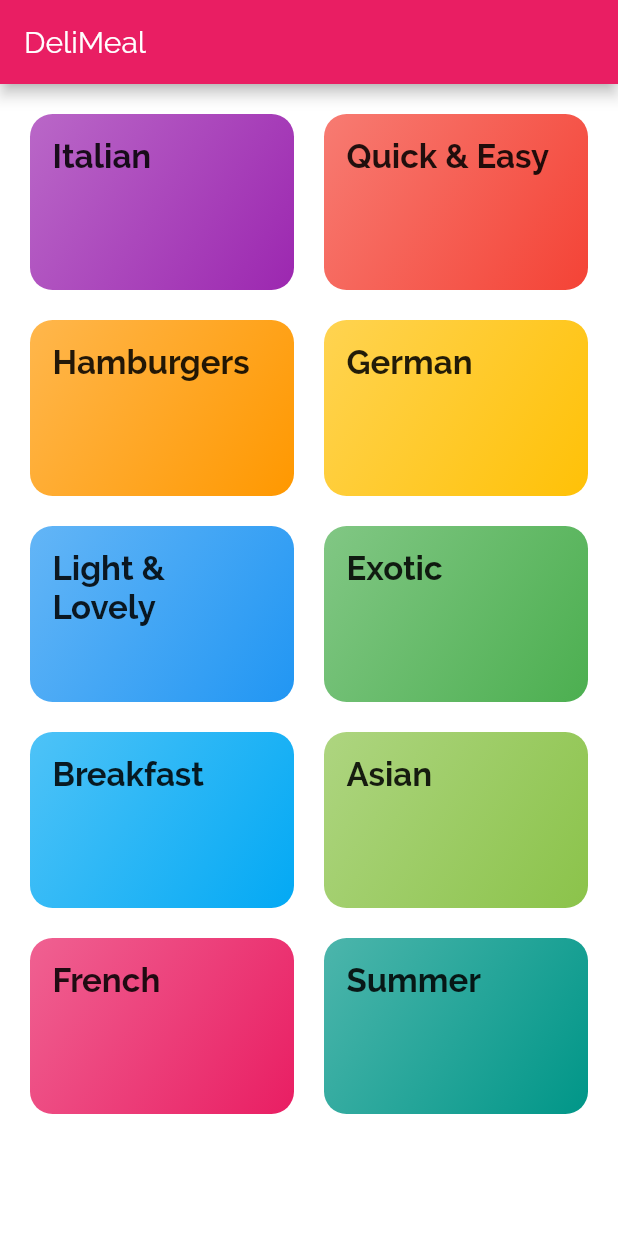
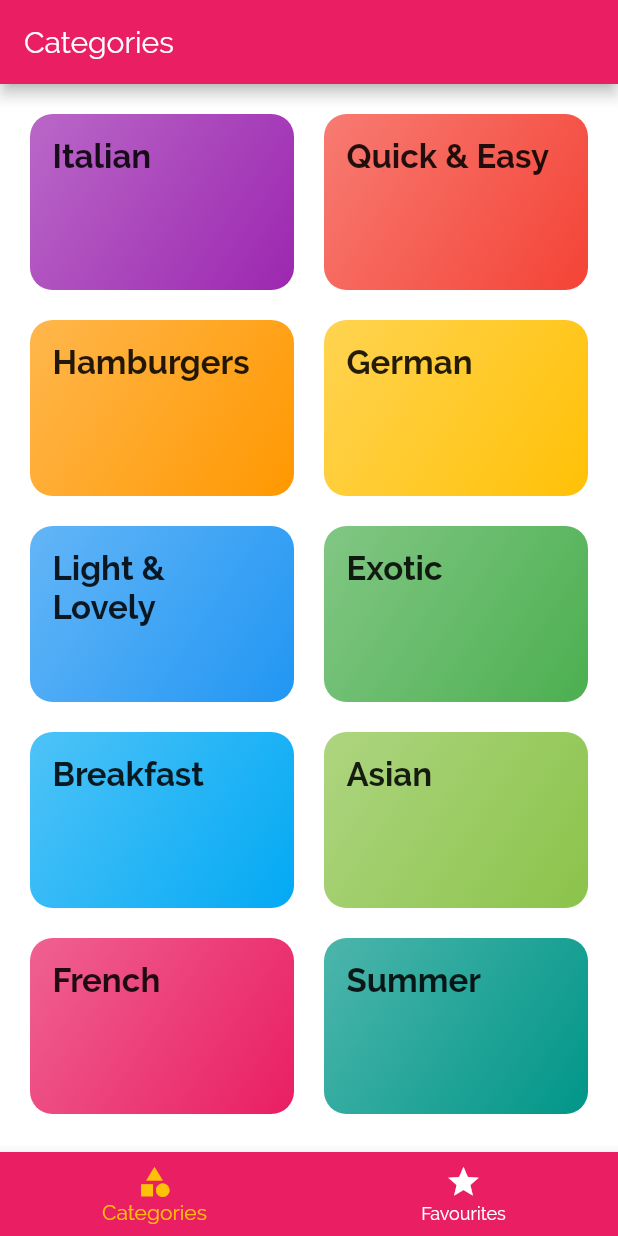
Before and after one commit to salim-joshua/meals-app, a Flutter app: the screen it shows after launch, on a phone screen of 412 x 824 dp. Run offline on Flutter 3.47's test engine with Material 2 defaults, Android fonts, the phone set to English and light mode, and no system bars.

Commit message:
added tab-bar on main screen

```diff
--- a/lib/main.dart
+++ b/lib/main.dart
@@ -1,4 +1,5 @@
 import 'package:flutter/material.dart';
+import './screens/tabs_screen.dart';
 import './screens/meal_detail_screen.dart';
 import './screens/category_meals_screen.dart';
 import './screens/categories_screen.dart';
@@ -29,7 +30,7 @@ class MyApp extends StatelessWidget {
               ),
             ),
       ),
-      home: CategoriesScreen(),
+      home: TabsScreen(),
       routes: {
         CategoryMealsScreen.routeName: (ctx) => CategoryMealsScreen(),
         MealDetailScreen.routeName: (ctx) => MealDetailScreen(),
--- a/lib/screens/categories_screen.dart
+++ b/lib/screens/categories_screen.dart
@@ -6,11 +6,7 @@ import '../widgets/category_item.dart';
 class CategoriesScreen extends StatelessWidget {
   @override
   Widget build(BuildContext context) {
-    return Scaffold(
-      appBar: AppBar(
-        title: const Text('DeliMeal'),
-      ),
-      body: Container(
+    return Container(
         color: Color.fromRGBO(255, 255, 255, 1),
         child: GridView(
           padding: EdgeInsets.all(20),
@@ -30,7 +26,6 @@ class CategoriesScreen extends StatelessWidget {
             mainAxisSpacing: 20,
           ),
         ),
-      ),
     );
   }
 }
--- /dev/null
+++ b/lib/screens/favorites_screen.dart
@@ -0,0 +1,10 @@
+import 'package:flutter/material.dart';
+
+class FavoritesScreen extends StatelessWidget {
+  @override
+  Widget build(BuildContext context) {
+    return Container(
+      child: Text('FAVORITES!'),
+    );
+  }
+}
--- /dev/null
+++ b/lib/screens/tabs_screen.dart
@@ -0,0 +1,50 @@
+import 'package:flutter/material.dart';
+import './favorites_screen.dart';
+import './categories_screen.dart';
+
+class TabsScreen extends StatefulWidget {
+  @override
+  _TabScreenState createState() => _TabScreenState();
+}
+
+class _TabScreenState extends State<TabsScreen> {
+  final List<Map<String, Object>> _pages = [
+    {'page': CategoriesScreen(), 'title': 'Categories'},
+    {'page': FavoritesScreen(),'title': 'Your Favorites'},
+  ];
+
+  int _selectedPageIndex = 0;
+
+  void _selectPage(int index) {
+    setState(() {
+      _selectedPageIndex = index;
+    });
+  }
+
+  @override
+  Widget build(BuildContext context) {
+    return Scaffold(
+      appBar: AppBar(
+        title: Text(_pages[_selectedPageIndex]['title'],),
+      ),
+      body: _pages[_selectedPageIndex]['page'],
+      bottomNavigationBar: BottomNavigationBar(
+        unselectedItemColor: Colors.white,
+        selectedItemColor: Theme.of(context).accentColor,
+        currentIndex: _selectedPageIndex,
+        onTap: _selectPage,
+        backgroundColor: Theme.of(context).primaryColor,
+        items: [
+          BottomNavigationBarItem(
+            icon: Icon(Icons.category),
+            title: Text('Categories'),
+          ),
+          BottomNavigationBarItem(
+            icon: Icon(Icons.star),
+            title: Text('Favourites'),
+          ),
+        ],
+      ),
+    );
+  }
+}
```
